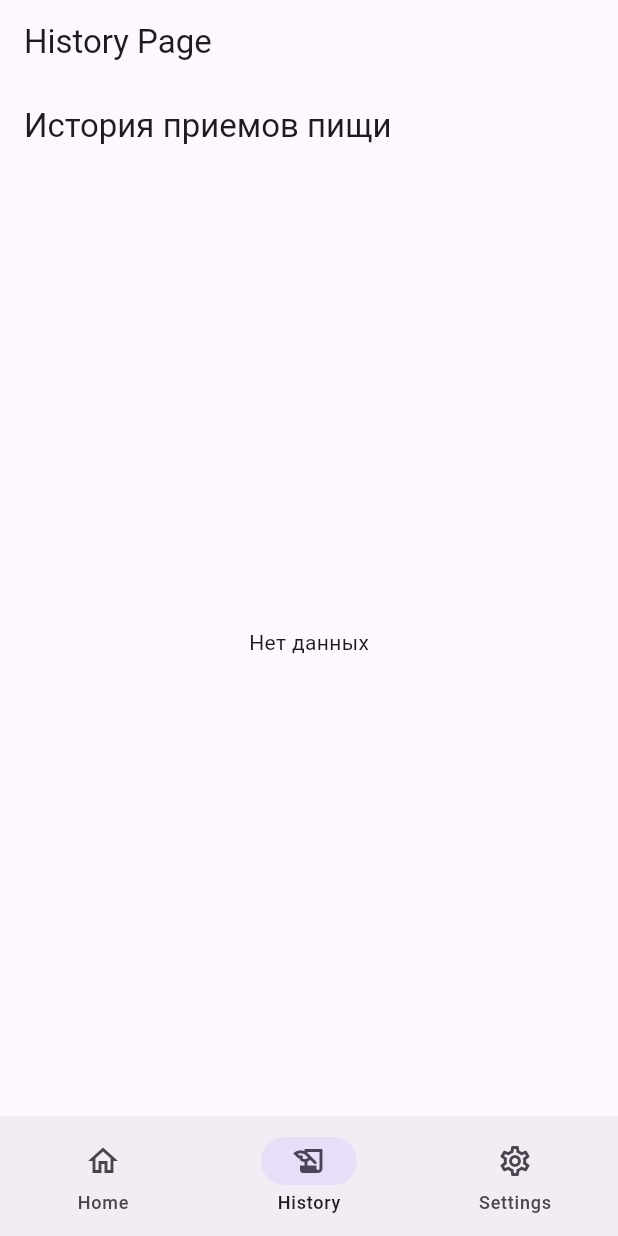
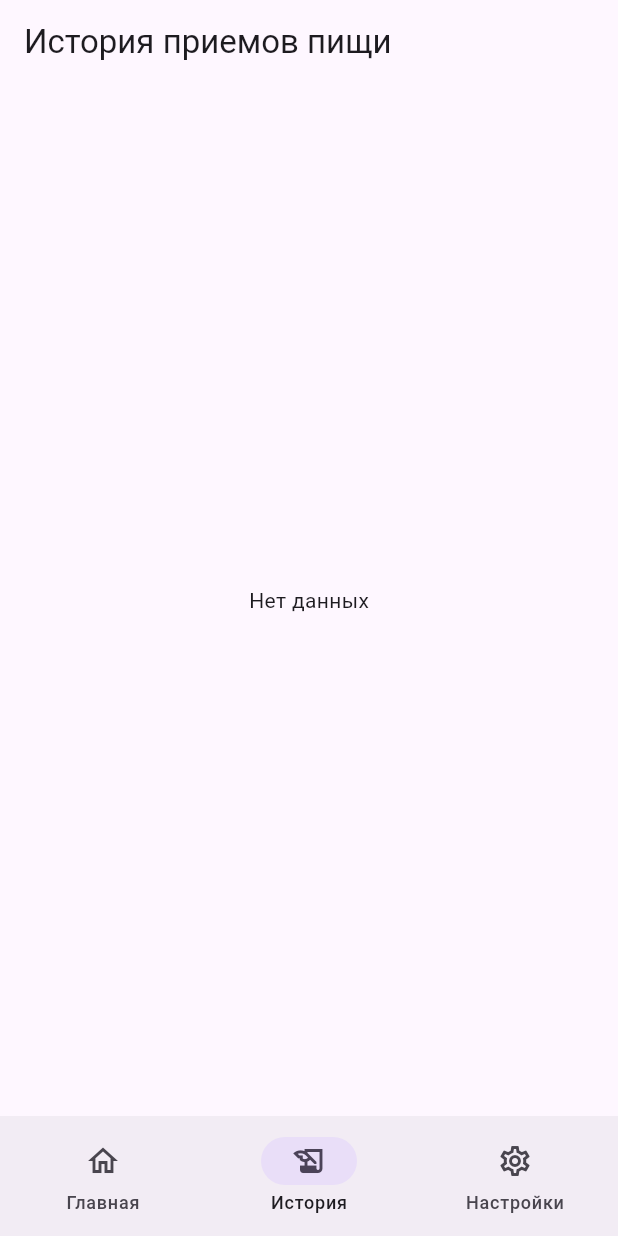
Before and after one commit to ruslanflutterdev/calorie_tracker, a Flutter app: the screen it shows after launch, item 2 of the bottom bar chosen, on a phone screen of 412 x 824 dp. Run offline on Flutter 3.47's test engine with Material 3 defaults, Android fonts, the phone set to English and light mode, and no system bars; our stand-ins replace fl_chart.

```diff
--- a/lib/screens/history_screen.dart
+++ b/lib/screens/history_screen.dart
@@ -35,10 +35,7 @@ class _HistoryScreenState extends State<HistoryScreen> {
 
   @override
   Widget build(BuildContext context) {
-    return Scaffold(
-      appBar: AppBar(title: const Text('История приемов пищи')),
-      body:
-          _meals.isEmpty
+    return _meals.isEmpty
         ? const Center(child: Text('Нет данных'))
         : ListView.builder(
           itemCount: _meals.length,
@@ -62,7 +59,6 @@ class _HistoryScreenState extends State<HistoryScreen> {
               ),
             );
           },
-              ),
         );
   }
 }
--- a/lib/screens/home_screen.dart
+++ b/lib/screens/home_screen.dart
@@ -19,27 +19,27 @@ class _HomeScreenState extends State<HomeScreen> {
 
   final List<DestinationModel> destinations = [
     DestinationModel(
-      title: 'Home Page',
+      title: 'Трекер калорий',
       action: [],
       screen: const CaloriesScreen(),
       icon: Icons.home_outlined,
-      label: 'Home',
+      label: 'Главная',
       selectedIcon: Icons.home,
     ),
     DestinationModel(
-      title: 'History Page',
+      title: 'История приемов пищи',
       action: [],
       screen: HistoryScreen(),
       icon: Icons.history_edu_rounded,
-      label: 'History',
+      label: 'История',
       selectedIcon: Icons.history_edu,
     ),
     DestinationModel(
-      title: 'Settings Page',
+      title: 'Настройки',
       action: [],
       screen: SettingsScreen(),
       icon: Icons.settings_outlined,
-      label: 'Settings',
+      label: 'Настройки',
       selectedIcon: Icons.settings,
     ),
   ];
```
Also changed, not shown: lib/screens/calories_screen.dart (+65 -36 lines), lib/screens/settings_screen.dart (line endings or trailing spaces). Lines whose indentation alone changed are shown as unchanged.
